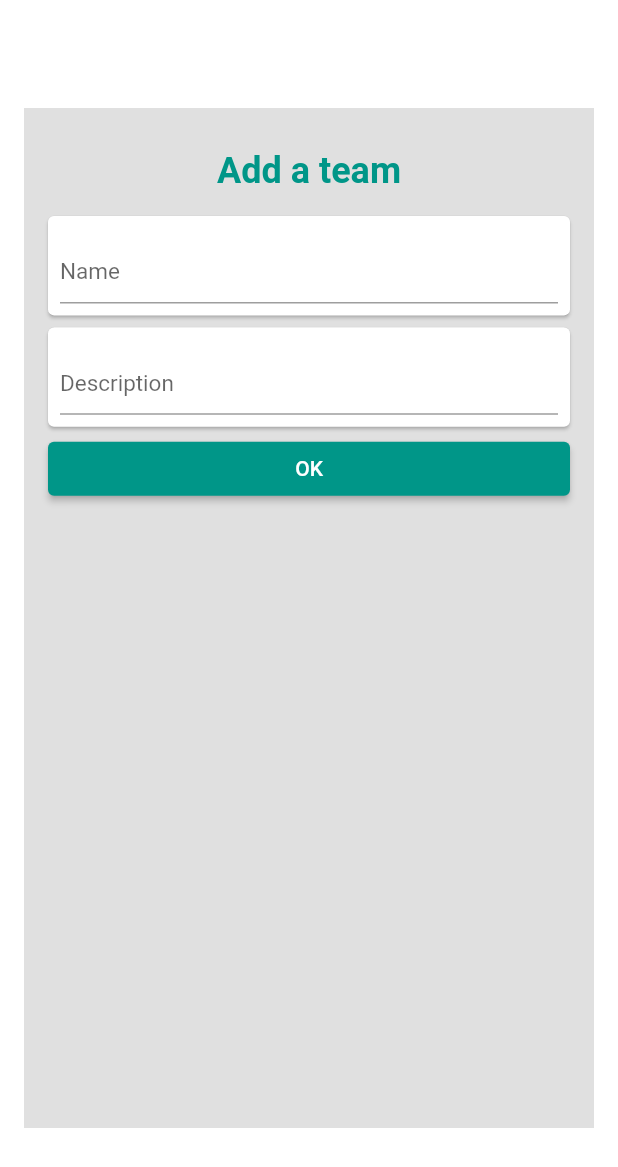
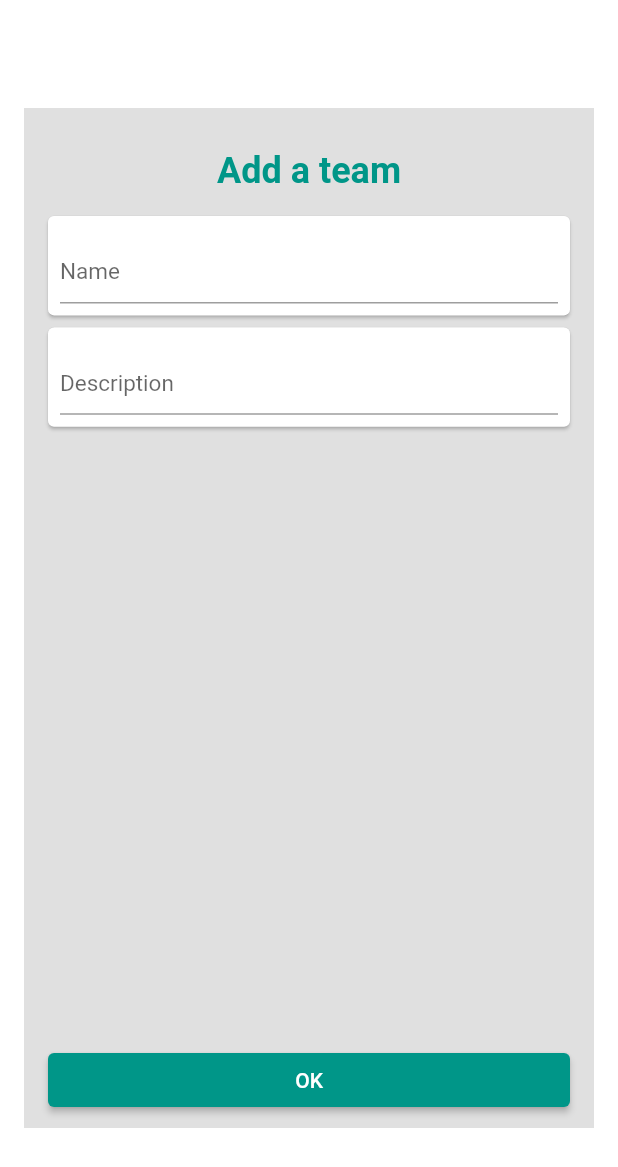
Before and after one commit to dttrung-99931/team_todo_flutter_app, a Flutter app: the UpsertTeamDialog screen opened directly, on a phone screen of 412 x 824 dp. Shown: the top 1167 px of the screen. Run offline on Flutter 3.47's test engine with Material 2 defaults, Android fonts, the phone set to English and light mode, and no system bars; our stand-ins replace badges, cloud_firestore, firebase_auth, firebase_core, firebase_messaging, flutter_local_notifications and 1 more; accounts and stored records are empty; network calls fail; statements that could not run were skipped.

Commit message:
[Improve UI] Raise buttons in dialogs above the keyboard showing

```diff
--- a/lib/base/base_get_widget.dart
+++ b/lib/base/base_get_widget.dart
@@ -16,7 +16,7 @@ abstract class BaseGetWidget<TController extends BaseController>
     return UIUtils.buildCenterProgressBar();
   }
 
-  CircularProgressIndicator buildProgressBar() {
+  Widget buildProgressBar() {
     return UIUtils.buildProgressBar();
   }
 
--- a/lib/modules/home/screen.dart
+++ b/lib/modules/home/screen.dart
@@ -31,7 +31,7 @@ class HomeScreen extends BaseGetWidget<HomeController> {
       ),
       appBar: buildAppBar(),
       endDrawer: HomeDrawerMenu(),
-    ));
+    ),);
   }
 
   Widget buildAppBar() {
--- a/lib/modules/team/components/upsert_team_dialog.dart
+++ b/lib/modules/team/components/upsert_team_dialog.dart
@@ -1,6 +1,8 @@
 import 'package:flutter/material.dart';
 import 'package:flutter/widgets.dart';
 import 'package:get/get.dart';
+import 'package:team_todo_app/constants/sizes.dart';
+import 'package:team_todo_app/widgets/above_keyboard_bottom_bar.dart';
 
 import '../../../constants/constants.dart';
 import '../../teams/model.dart';
@@ -33,11 +35,13 @@ class UpsertTeamDialog extends GetWidget<TeamController> {
         horizontal: kDefaultPadding * 2,
       ),
       child: Scaffold(
-        resizeToAvoidBottomInset: false,
-        body: Padding(
+        resizeToAvoidBottomInset: true,
+        body: SingleChildScrollView(
+          child: Padding(
             padding: const EdgeInsets.all(kDefaultPadding),
             child: Form(
               child: Column(
+                mainAxisSize: MainAxisSize.min,
                 children: [
                   Container(
                     margin: EdgeInsets.only(top: kDefaultPadding),
@@ -51,9 +55,17 @@ class UpsertTeamDialog extends GetWidget<TeamController> {
                   buildTextFormField(controller: _nameTextCtl, hint: 'Name'),
                   buildTextFormField(
                       controller: _descTextCtl, hint: 'Description'),
-                buildOKBtn()
                 ],
               ),
+            ),
+          ),
+        ),
+        bottomNavigationBar: AboveKeyboardBottomBar(
+          yOffsetRaising: -kDefaultPadding * 8,
+          child: Padding(
+            padding: const EdgeInsets.only(
+                bottom: Sizes.s8, left: Sizes.s8, right: Sizes.s8,),
+            child: buildOKBtn(),
           ),
         ),
       ),
--- a/lib/utils/utils.dart
+++ b/lib/utils/utils.dart
@@ -9,6 +9,7 @@ int random(int max) {
 }
 
 String formatDate(DateTime dateTime, [bool showTime = false]) {
+  if (dateTime == null) return null;
   var date = '${dateTime.day}/${dateTime.month}/${dateTime.year}';
   if (showTime) {
     date += ' ${dateTime.hour}:${dateTime.minute}';
--- /dev/null
+++ b/lib/widgets/above_keyboard_bottom_bar.dart
@@ -0,0 +1,26 @@
+import 'package:flutter/material.dart';
+
+/// Widget that wraps [Scaffold.bottomNavBar] to raise [Scaffold.bottomNavBar]
+/// above the keyboard when the keyboard showing
+///
+/// Note: [Scaffold.resizeToAvoidBottomInset] should be true
+/// and the [Scaffold.body] should contains a scroll view
+class AboveKeyboardBottomBar extends StatelessWidget {
+  final Widget child;
+  final double yOffsetRaising;
+
+  const AboveKeyboardBottomBar({
+    @required this.child,
+    this.yOffsetRaising = 0,
+  });
+
+  @override
+  Widget build(BuildContext context) {
+    final inset = MediaQuery.of(context).viewInsets.bottom;
+    double translateY = inset != 0 ? -(inset + yOffsetRaising) : 0;
+    return Transform.translate(
+      offset: Offset(0, translateY),
+      child: child,
+    );
+  }
+}
```
Also changed, not shown: lib/modules/team/components/todo_board/components/upsert_task_dialog.dart (+33 -29 lines), lib/utils/ui_utils.dart (+12 -12 lines). Lines whose indentation alone changed are shown as unchanged.
